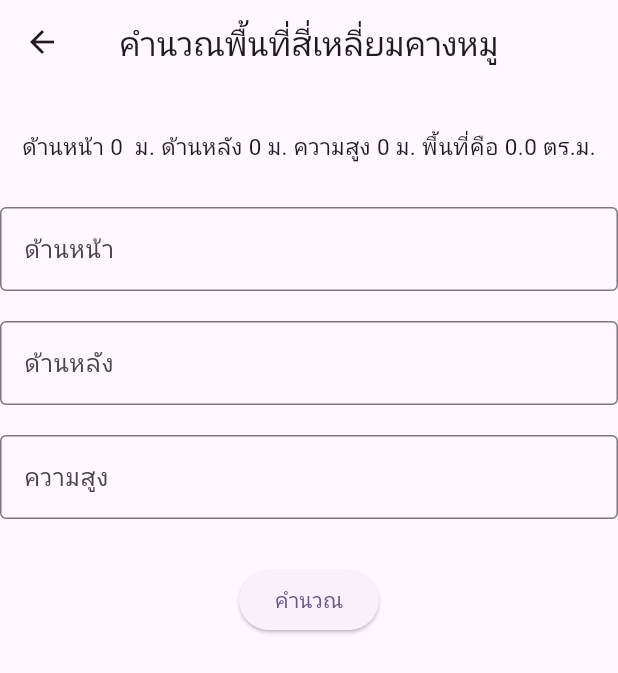
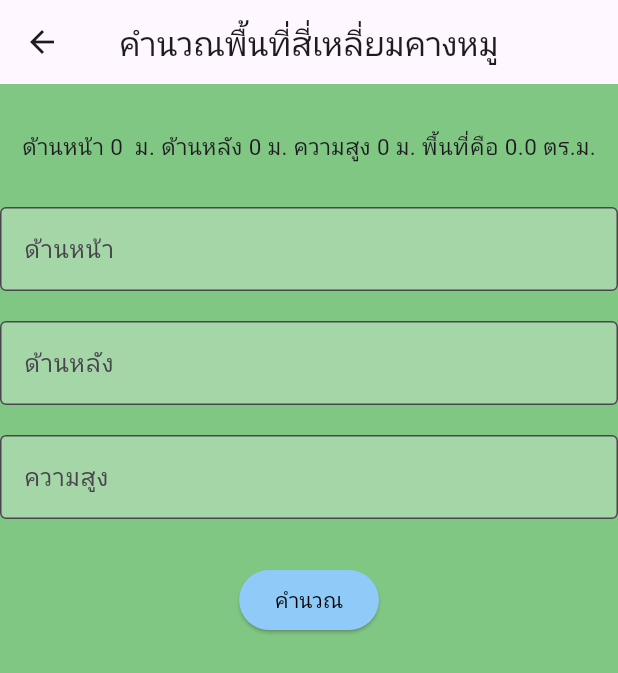
Before and after one commit to Koonjim/W2_15_Noppanut, a Flutter app: the screen it shows after launch, after a tap on "พื้นที่สี่เหลี่ยมคางหมู", on a phone screen of 412 x 824 dp. Shown: the top 673 px of the screen. Run offline on Flutter 3.47's test engine with Material 3 defaults, Android fonts, the phone set to English and light mode, and no system bars; network calls fail.

Commit message:
"com up"

```diff
--- a/lib/main.dart
+++ b/lib/main.dart
@@ -32,17 +32,20 @@ class MyHomePage extends StatelessWidget {
   @override
   Widget build(BuildContext context) {
     return Scaffold(
+      backgroundColor: Colors.green[300],
       body: Container(
         child: Column(
           children: [
-            SizedBox(height: 370),
+            SizedBox(height: 250),
+            Image.network("https://cdn-icons-png.freepik.com/512/3396/3396202.png",width: 200,height: 200,),
+            SizedBox(height: 30,),
             Center(
               child: TextButton(
                 onPressed: () => Navigator.pushNamed(context, '/rectangle'),
-                child: Text('ไปที่หน้าคำนวณพื้นที่สี่เหลี่ยม'),
+                child: Text('ไปที่หน้าคำนวณพื้นที่สี่เหลี่ยม',style: TextStyle(fontSize: 16),),
                 style: TextButton.styleFrom(
-                  backgroundColor: Colors.blue,
-                  foregroundColor: Colors.white,
+                  backgroundColor: Colors.blue[200],
+                  foregroundColor: Colors.black,
                 ),
               ),
             ),
@@ -50,10 +53,10 @@ class MyHomePage extends StatelessWidget {
             Center(
               child: TextButton(
                 onPressed: () => Navigator.pushNamed(context, '/trapezoid'),
-                child: Text('พื้นที่สี่เหลี่ยมคางหมู'),
+                child: Text('พื้นที่สี่เหลี่ยมคางหมู',style: TextStyle(fontSize: 16),),
                 style: TextButton.styleFrom(
-                  backgroundColor: Colors.blue,
-                  foregroundColor: Colors.white,
+                  backgroundColor: Colors.blue[200],
+                  foregroundColor: Colors.black,
                 ),
               ),
             ),
--- a/lib/rectangle.dart
+++ b/lib/rectangle.dart
@@ -30,6 +30,7 @@ class RectangleState extends State<Rectangle> {
   @override
   Widget build(BuildContext context) {
     return Scaffold(
+      backgroundColor: Colors.green[300],
       appBar: AppBar(title: Text("คำนวณพื้นที่สี่เหลี่ยม"), centerTitle: true),
       body: Column(
         children: [
@@ -39,16 +40,18 @@ class RectangleState extends State<Rectangle> {
           TextField(
             controller: _widthCtrl,
             keyboardType: TextInputType.number,
-            decoration: _textFieldStyle.copyWith(label: Text("ความกว้าง"), hint: Text("กรอกความกว้าง")),
+            decoration: _textFieldStyle.copyWith(label: Text("ความกว้าง"), hint: Text("กรอกความกว้าง"),filled: true,fillColor: Colors.green[200]),
+
           ),
           SizedBox(height: 20),
           TextField(
             controller: _lenghtCtrl,
             keyboardType: TextInputType.number,
-            decoration: _textFieldStyle.copyWith(label: Text("ความยาว"),hint: Text("กรอกความยาว")),
+            decoration: _textFieldStyle.copyWith(label: Text("ความยาว"),hint: Text("กรอกความยาว"),filled: true,fillColor: Colors.green[200]),
           ),
           SizedBox(height: 30),
-          ElevatedButton(onPressed: () => _calReg(), child: Text("คำนวณ")),
+          ElevatedButton(onPressed: () => _calReg(), child: Text("คำนวณ"),style: TextButton.styleFrom(backgroundColor: Colors.blue[200],
+            foregroundColor: Colors.black,)),
         ],
       ),
     );
--- a/lib/trapezoid.dart
+++ b/lib/trapezoid.dart
@@ -37,6 +37,7 @@ class TrapezoidState extends State<Trapezoid> {
   @override
   Widget build(BuildContext context) {
     return Scaffold(
+      backgroundColor: Colors.green[300],
       appBar: AppBar(title: Text("คำนวณพื้นที่สี่เหลี่ยมคางหมู"), centerTitle: true),
       body: Column(
         children: [
@@ -46,22 +47,23 @@ class TrapezoidState extends State<Trapezoid> {
           TextField(
             controller: _frontCtrl,
             keyboardType: TextInputType.number,
-            decoration: _textFieldStyle.copyWith(label: Text("ด้านหน้า"), hint: Text("กรอกด้านหน้า")),
+            decoration: _textFieldStyle.copyWith(label: Text("ด้านหน้า"), hint: Text("กรอกด้านหน้า"),filled: true,fillColor: Colors.green[200]),
           ),
           SizedBox(height: 20),
           TextField(
             controller: _behindCtrl,
             keyboardType: TextInputType.number,
-            decoration: _textFieldStyle.copyWith(label: Text("ด้านหลัง"),hint: Text("กรอกด้านหลัง")),
+            decoration: _textFieldStyle.copyWith(label: Text("ด้านหลัง"),hint: Text("กรอกด้านหลัง"),filled: true,fillColor: Colors.green[200]),
           ),
           SizedBox(height: 20),
           TextField(
             controller: _highCtrl,
             keyboardType: TextInputType.number,
-            decoration: _textFieldStyle.copyWith(label: Text("ความสูง"),hint: Text("กรอกความสูง")),
+            decoration: _textFieldStyle.copyWith(label: Text("ความสูง"),hint: Text("กรอกความสูง"),filled: true,fillColor: Colors.green[200]),
           ),
           SizedBox(height: 30),
-          ElevatedButton(onPressed: () => _calReg(), child: Text("คำนวณ")),
+          ElevatedButton(onPressed: () => _calReg(), child: Text("คำนวณ"),style: TextButton.styleFrom(backgroundColor: Colors.blue[200],
+          foregroundColor: Colors.black,),),
         ],
       ),
     );
```
